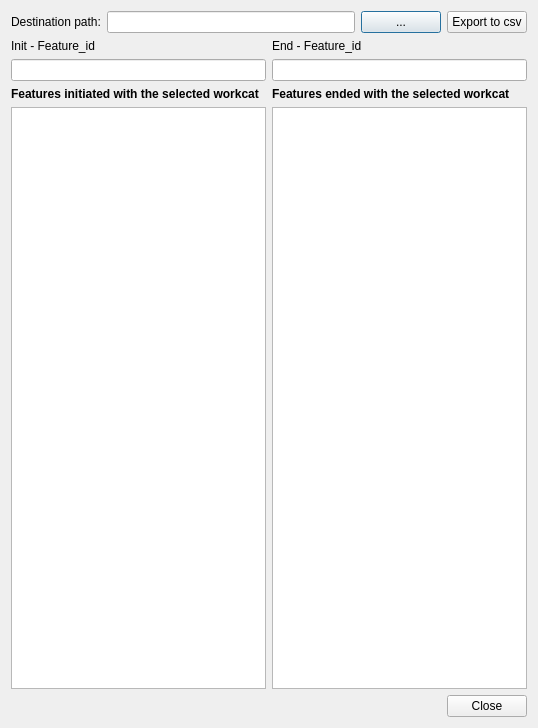
First picture: the form in search/ui/list_items.ui, repository Giswater/giswater_qgis_plugin, before the edit.
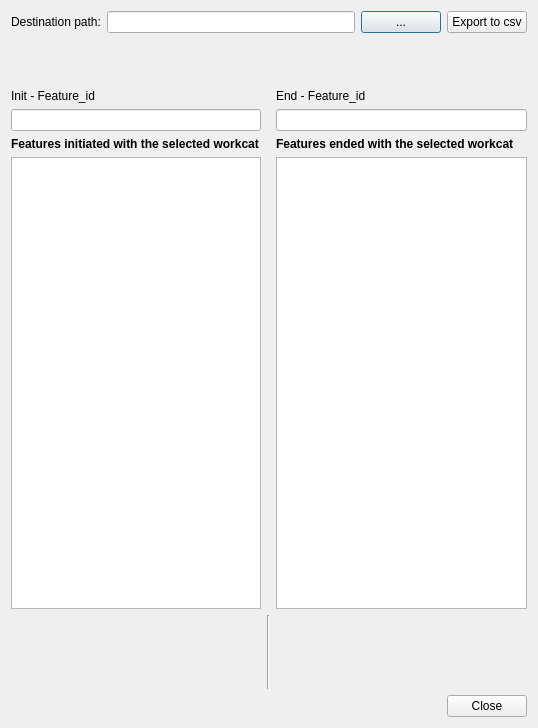
Second picture: the form after the edit.

Commit message: #490  Add labels to workcat search form

What changed in the file:
```diff
--- a/search/ui/list_items.ui
+++ b/search/ui/list_items.ui
@@ -50,13 +50,91 @@
    </item>
    <item>
     <layout class="QGridLayout" name="gridLayout">
+     <property name="topMargin">
+      <number>50</number>
+     </property>
+     <item row="6" column="0">
+      <layout class="QGridLayout" name="gridLayout_5">
+       <property name="topMargin">
+        <number>0</number>
+       </property>
+       <item row="1" column="1">
+        <widget class="QLabel" name="lbl_total_elements">
+         <property name="text">
+          <string/>
+         </property>
+        </widget>
+       </item>
+       <item row="2" column="0">
+        <widget class="QLabel" name="lbl_total_gullys">
+         <property name="text">
+          <string/>
+         </property>
+        </widget>
+       </item>
+       <item row="1" column="0">
+        <widget class="QLabel" name="lbl_total_nodes">
+         <property name="text">
+          <string/>
+         </property>
+        </widget>
+       </item>
+       <item row="2" column="1">
+        <widget class="QLabel" name="label_21">
+         <property name="text">
+          <string/>
+         </property>
+        </widget>
+       </item>
+       <item row="0" column="1">
+        <widget class="QLabel" name="lbl_total_connecs">
+         <property name="text">
+          <string/>
+         </property>
+        </widget>
+       </item>
+       <item row="0" column="0">
+        <widget class="QLabel" name="lbl_total_arcs">
+         <property name="text">
+          <string/>
+         </property>
+        </widget>
+       </item>
+       <item row="3" column="0">
+        <widget class="QLabel" name="label_10">
+         <property name="text">
+          <string/>
+         </property>
+        </widget>
+       </item>
+      </layout>
+     </item>
+     <item row="3" column="2">
+      <widget class="QTableView" name="tbl_psm_end"/>
+     </item>
+     <item row="2" column="0">
+      <widget class="QLabel" name="label_4">
+       <property name="font">
+        <font>
+         <weight>75</weight>
+         <bold>true</bold>
+        </font>
+       </property>
+       <property name="text">
+        <string>Features initiated with the selected workcat</string>
+       </property>
+      </widget>
+     </item>
+     <item row="1" column="0">
+      <widget class="QLineEdit" name="txt_name"/>
+     </item>
      <item row="3" column="0">
       <widget class="QTableView" name="tbl_psm"/>
      </item>
-     <item row="1" column="1">
+     <item row="1" column="2">
       <widget class="QLineEdit" name="txt_name_end"/>
      </item>
-     <item row="0" column="1">
+     <item row="0" column="2">
       <widget class="QLabel" name="label_end">
        <property name="text">
         <string>End - Feature_id</string>
@@ -70,26 +148,7 @@
        </property>
       </widget>
      </item>
-     <item row="1" column="0">
-      <widget class="QLineEdit" name="txt_name"/>
-     </item>
-     <item row="3" column="1">
-      <widget class="QTableView" name="tbl_psm_end"/>
-     </item>
-     <item row="2" column="0">
-      <widget class="QLabel" name="label_4">
-       <property name="font">
-        <font>
-         <weight>75</weight>
-         <bold>true</bold>
-        </font>
-       </property>
-       <property name="text">
-        <string>Features initiated with the selected workcat</string>
-       </property>
-      </widget>
-     </item>
-     <item row="2" column="1">
+     <item row="2" column="2">
       <widget class="QLabel" name="label_5">
        <property name="font">
         <font>
@@ -102,6 +161,66 @@
        </property>
       </widget>
      </item>
+     <item row="6" column="1">
+      <widget class="Line" name="line">
+       <property name="orientation">
+        <enum>Qt::Vertical</enum>
+       </property>
+      </widget>
+     </item>
+     <item row="6" column="2">
+      <layout class="QGridLayout" name="gridLayout_4">
+       <item row="1" column="1">
+        <widget class="QLabel" name="lbl_total_elements_end">
+         <property name="text">
+          <string/>
+         </property>
+        </widget>
+       </item>
+       <item row="2" column="1">
+        <widget class="QLabel" name="label_9">
+         <property name="text">
+          <string/>
+         </property>
+        </widget>
+       </item>
+       <item row="0" column="0">
+        <widget class="QLabel" name="lbl_total_arcs_end">
+         <property name="text">
+          <string/>
+         </property>
+        </widget>
+       </item>
+       <item row="1" column="0">
+        <widget class="QLabel" name="lbl_total_nodes_2">
+         <property name="text">
+          <string/>
+         </property>
+        </widget>
+       </item>
+       <item row="2" column="0">
+        <widget class="QLabel" name="lbl_total_gullys_end">
+         <property name="text">
+          <string/>
+         </property>
+        </widget>
+       </item>
+       <item row="3" column="0">
+        <widget class="QLabel" name="lbl_total_length_end">
+         <property name="text">
+          <string/>
+         </property>
+        </widget>
+       </item>
+       <item row="0" column="1">
+        <widget class="QLabel" name="lbl_total_connecs_end">
+         <property name="text">
+          <string/>
+         </property>
+        </widget>
+       </item>
+      </layout>
+     </item>
     </layout>
    </item>
    <item>
```
Left out of the diff: 4 changed lines with no effect on the pictures.
